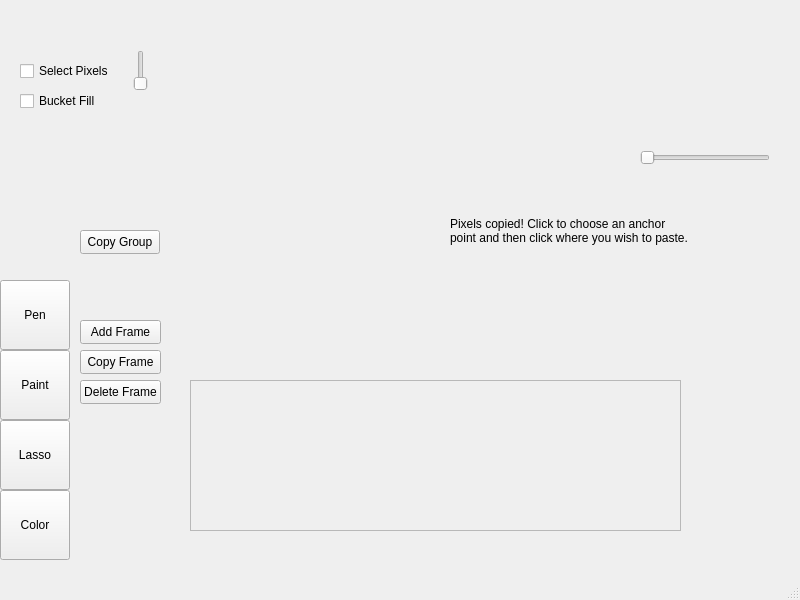
This is spriteeditor.ui in 25hlarsen4/Sprite-Editor as Qt 5 draws it before an edit. The edited form follows.
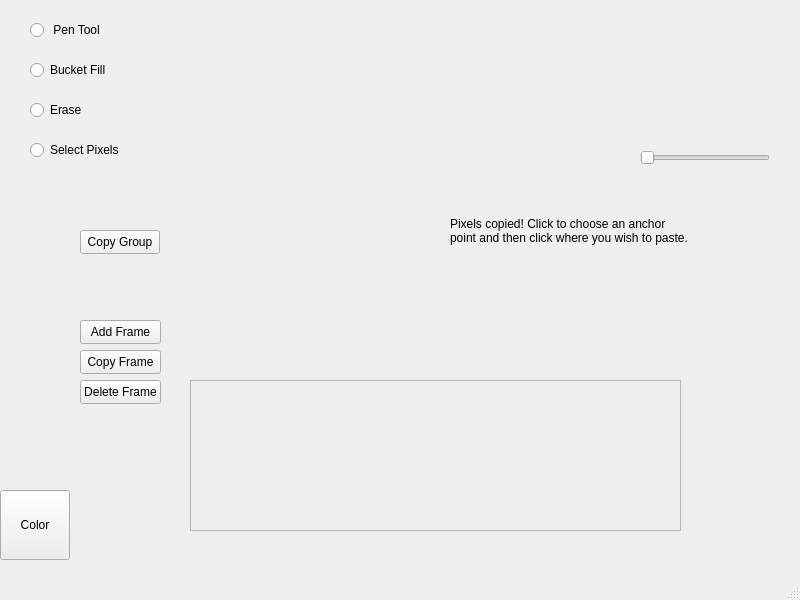
This is the edited form. Custom widgets are drawn as their Qt base class.

What changed in the file:
```diff
--- a/spriteeditor.ui
+++ b/spriteeditor.ui
@@ -56,45 +56,6 @@
       <height>280</height>
      </rect>
     </property>
-    <widget class="QPushButton" name="penButton">
-     <property name="geometry">
-      <rect>
-       <x>0</x>
-       <y>0</y>
-       <width>70</width>
-       <height>70</height>
-      </rect>
-     </property>
-     <property name="text">
-      <string>Pen</string>
-     </property>
-    </widget>
-    <widget class="QPushButton" name="paintButton">
-     <property name="geometry">
-      <rect>
-       <x>0</x>
-       <y>70</y>
-       <width>70</width>
-       <height>70</height>
-      </rect>
-     </property>
-     <property name="text">
-      <string>Paint</string>
-     </property>
-    </widget>
-    <widget class="QPushButton" name="lassoButton">
-     <property name="geometry">
-      <rect>
-       <x>0</x>
-       <y>140</y>
-       <width>70</width>
-       <height>70</height>
-      </rect>
-     </property>
-     <property name="text">
-      <string>Lasso</string>
-     </property>
-    </widget>
     <widget class="QPushButton" name="colorButton">
      <property name="geometry">
       <rect>
@@ -122,19 +83,6 @@
      <string>Copy Group</string>
     </property>
    </widget>
-   <widget class="QCheckBox" name="groupSelectCheckBox">
-    <property name="geometry">
-     <rect>
-      <x>20</x>
-      <y>60</y>
-      <width>91</width>
-      <height>22</height>
-     </rect>
-    </property>
-    <property name="text">
-     <string>Select Pixels</string>
-    </property>
-   </widget>
    <widget class="QLabel" name="cpInstructionsLabel">
     <property name="geometry">
      <rect>
@@ -151,19 +99,6 @@
      <bool>true</bool>
     </property>
    </widget>
-   <widget class="QCheckBox" name="bucketFillBox">
-    <property name="geometry">
-     <rect>
-      <x>20</x>
-      <y>90</y>
-      <width>77</width>
-      <height>22</height>
-     </rect>
-    </property>
-    <property name="text">
-     <string>Bucket Fill</string>
-    </property>
-   </widget>
    <widget class="QPushButton" name="addFrameButton">
     <property name="geometry">
      <rect>
@@ -190,19 +125,6 @@
      <string>Copy Frame</string>
     </property>
    </widget>
-   <widget class="QSlider" name="frameCountSlider">
-    <property name="geometry">
-     <rect>
-      <x>130</x>
-      <y>50</y>
-      <width>22</width>
-      <height>41</height>
-     </rect>
-    </property>
-    <property name="orientation">
-     <enum>Qt::Vertical</enum>
-    </property>
-   </widget>
    <widget class="QPushButton" name="deleteFrameButton">
     <property name="geometry">
      <rect>
@@ -239,6 +161,58 @@
      </property>
     </widget>
    </widget>
+   <widget class="QRadioButton" name="penToolButton">
+    <property name="geometry">
+     <rect>
+      <x>30</x>
+      <y>20</y>
+      <width>89</width>
+      <height>20</height>
+     </rect>
+    </property>
+    <property name="text">
+     <string> Pen Tool</string>
+    </property>
+   </widget>
+   <widget class="QRadioButton" name="bucketFillButton">
+    <property name="geometry">
+     <rect>
+      <x>30</x>
+      <y>60</y>
+      <width>89</width>
+      <height>20</height>
+     </rect>
+    </property>
+    <property name="text">
+     <string>Bucket Fill</string>
+    </property>
+   </widget>
+   <widget class="QRadioButton" name="eraseButton">
+    <property name="geometry">
+     <rect>
+      <x>30</x>
+      <y>100</y>
+      <width>89</width>
+      <height>20</height>
+     </rect>
+    </property>
+    <property name="text">
+     <string>Erase</string>
+    </property>
+   </widget>
+   <widget class="QRadioButton" name="groupSelectButton">
+    <property name="geometry">
+     <rect>
+      <x>30</x>
+      <y>140</y>
+      <width>89</width>
+      <height>20</height>
+     </rect>
+    </property>
+    <property name="text">
+     <string>Select Pixels</string>
+    </property>
+   </widget>
   </widget>
   <widget class="QMenuBar" name="menubar">
    <property name="geometry">
```
